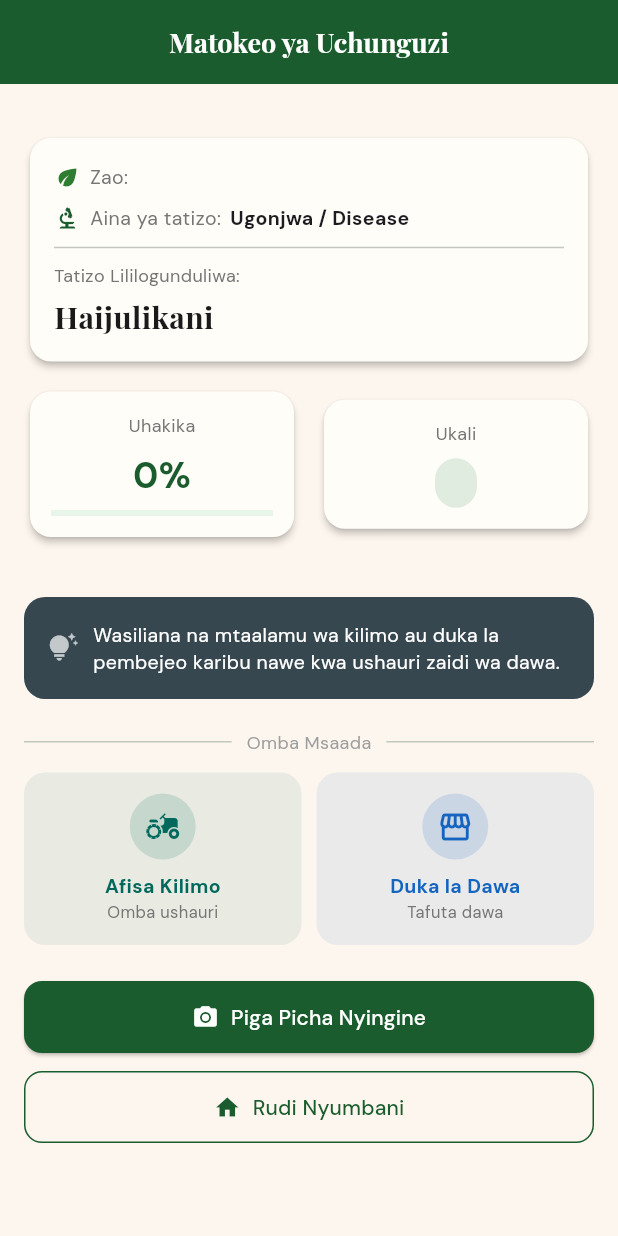
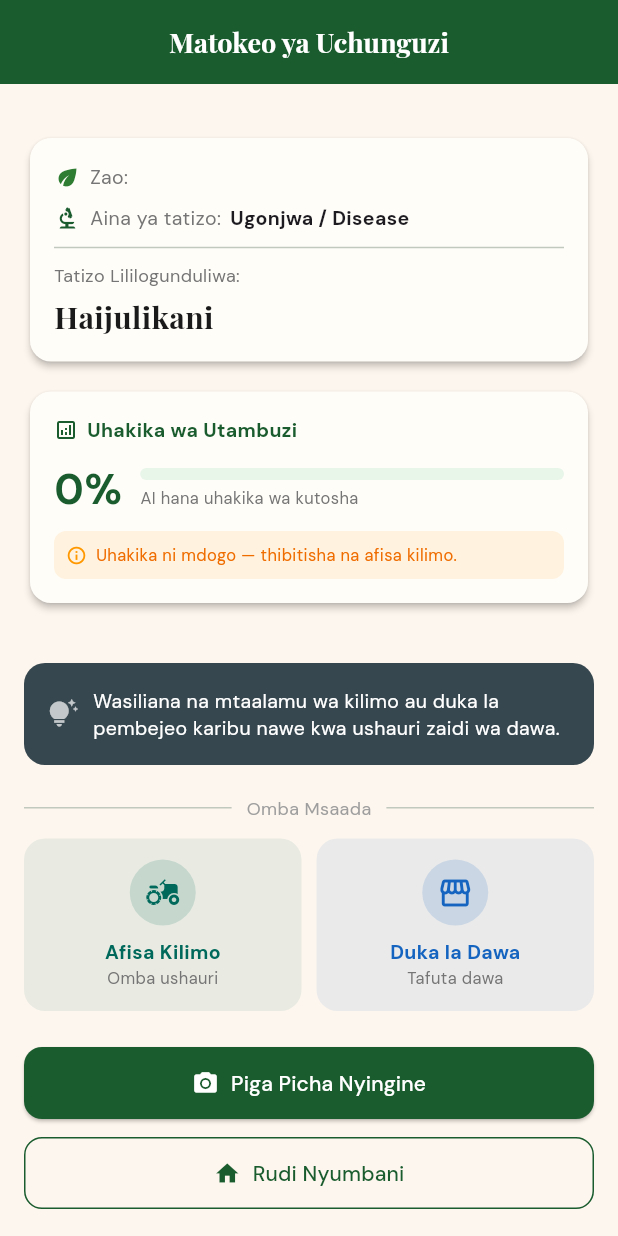
Before and after one commit to johnydeus/shamba-smart, a Flutter app: the ResultsScreen screen opened directly with empty values, on a phone screen of 412 x 824 dp. Run offline on Flutter 3.47's test engine with Material 3 defaults, Android fonts, the phone set to English and light mode, and no system bars; our stand-ins replace file_picker, fl_chart, flutter_dotenv, flutter_map, geolocator, google_fonts and 6 more; accounts and stored records are empty.

Commit message:
fix: remove misleading severity score, replace with accurate confidence label
- Severity was incorrectly derived from detection confidence (82% conf ≠ high severity)
- Replaced Uhakika+Ukali row with a single honest confidence card
- Add _confidenceLabel() describing what the percentage means in plain Swahili
- Show orange warning when confidence < 70%

Co-Authored-By: Claude Sonnet 4.6 <noreply@anthropic.com>

```diff
--- a/lib/screens/results_screen.dart
+++ b/lib/screens/results_screen.dart
@@ -27,31 +27,11 @@ class ResultsScreen extends StatefulWidget {
 class _ResultsScreenState extends State<ResultsScreen> {
   bool _treatmentExpanded = false;
 
-  Color _severityColor(String s) {
-    switch (s.toLowerCase()) {
-      case 'high':
-      case 'critical':
-        return const Color(0xFFB71C1C);
-      case 'medium':
-        return const Color(0xFFFF6F00);
-      default:
-        return const Color(0xFF2E8B57);
-    }
-  }
-
-  String _severityLabel(String s) {
-    switch (s.toLowerCase()) {
-      case 'low':
-        return 'Chini';
-      case 'medium':
-        return 'Wastani';
-      case 'high':
-        return 'Juu';
-      case 'critical':
-        return 'Hatari Sana';
-      default:
-        return s;
-    }
+  String _confidenceLabel(double conf) {
+    if (conf >= 0.90) return 'AI ina uhakika mkubwa sana';
+    if (conf >= 0.75) return 'AI ina uhakika wa kutosha';
+    if (conf >= 0.55) return 'AI ina uhakika wa wastani';
+    return 'AI hana uhakika wa kutosha';
   }
 
   String _scanTypeLabel(String? t) {
@@ -190,7 +170,6 @@ class _ResultsScreenState extends State<ResultsScreen> {
     final diseaseEn = (d['disease_name_en'] as String?) ?? '';
     final scanType = (d['scan_type'] as String?) ?? 'ugonjwa';
     final confidence = (d['confidence'] as num?)?.toDouble() ?? 0.0;
-    final severity = (d['severity'] as String?) ?? 'low';
     final cropName = (d['affected_crop'] as String?) ?? widget.cropName;
     final description = (d['description_sw'] as String?) ?? '';
     final cause = (d['cause_sw'] as String?) ?? '';
@@ -263,67 +242,81 @@ class _ResultsScreenState extends State<ResultsScreen> {
 
       const SizedBox(height: 12),
 
-      // ── 2. Confidence + Severity ────────────────────────────────────────
-      Row(children: [
-        Expanded(
-          child: Card(
+      // ── 2. Confidence card ──────────────────────────────────────────────
+      Card(
         shape: RoundedRectangleBorder(
             borderRadius: BorderRadius.circular(14)),
         child: Padding(
-              padding: const EdgeInsets.all(14),
-              child: Column(children: [
-                Text('Uhakika',
+          padding: const EdgeInsets.all(16),
+          child: Column(
+            crossAxisAlignment: CrossAxisAlignment.start,
+            children: [
+              Row(children: [
+                const Icon(Icons.analytics_outlined,
+                    color: Color(0xFF1A5C2E), size: 16),
+                const SizedBox(width: 6),
+                Text('Uhakika wa Utambuzi',
                     style: GoogleFonts.dmSans(
-                        color: Colors.grey[600], fontSize: 12)),
-                const SizedBox(height: 8),
+                        color: const Color(0xFF1A5C2E),
+                        fontWeight: FontWeight.bold,
+                        fontSize: 13)),
+              ]),
+              const SizedBox(height: 10),
+              Row(children: [
                 Text('${(confidence * 100).toStringAsFixed(0)}%',
                     style: GoogleFonts.dmSans(
-                        fontSize: 24,
+                        fontSize: 28,
                         fontWeight: FontWeight.bold,
                         color: const Color(0xFF1A5C2E))),
-                const SizedBox(height: 6),
+                const SizedBox(width: 12),
+                Expanded(
+                  child: Column(
+                    crossAxisAlignment: CrossAxisAlignment.start,
+                    children: [
                       LinearProgressIndicator(
                         value: confidence,
                         color: const Color(0xFF1A5C2E),
                         backgroundColor: const Color(0xFFE8F5E9),
+                        minHeight: 8,
+                        borderRadius: BorderRadius.circular(4),
+                      ),
+                      const SizedBox(height: 4),
+                      Text(
+                        _confidenceLabel(confidence),
+                        style: GoogleFonts.dmSans(
+                            fontSize: 11,
+                            color: Colors.grey[600]),
+                      ),
+                    ],
+                  ),
                 ),
               ]),
-            ),
-          ),
-        ),
-        const SizedBox(width: 12),
-        Expanded(
-          child: Card(
-            shape: RoundedRectangleBorder(
-                borderRadius: BorderRadius.circular(14)),
-            child: Padding(
-              padding: const EdgeInsets.all(14),
-              child: Column(children: [
-                Text('Ukali',
-                    style: GoogleFonts.dmSans(
-                        color: Colors.grey[600], fontSize: 12)),
+              if (confidence < 0.70) ...[
                 const SizedBox(height: 8),
                 Container(
-                  padding: const EdgeInsets.symmetric(
-                      horizontal: 14, vertical: 6),
+                  padding: const EdgeInsets.all(8),
                   decoration: BoxDecoration(
-                    color: _severityColor(severity)
-                        .withValues(alpha: 0.15),
-                    borderRadius: BorderRadius.circular(20),
+                    color: Colors.orange.withValues(alpha: 0.1),
+                    borderRadius: BorderRadius.circular(8),
                   ),
+                  child: Row(children: [
+                    const Icon(Icons.info_outline,
+                        color: Colors.orange, size: 14),
+                    const SizedBox(width: 6),
+                    Expanded(
                       child: Text(
-                    _severityLabel(severity),
+                        'Uhakika ni mdogo — thibitisha na afisa kilimo.',
                         style: GoogleFonts.dmSans(
-                        color: _severityColor(severity),
-                        fontWeight: FontWeight.bold,
-                        fontSize: 15),
+                            fontSize: 11, color: Colors.orange[800]),
                       ),
                     ),
                   ]),
                 ),
+              ],
+            ],
           ),
         ),
-      ]),
+      ),
 
       const SizedBox(height: 12),
 
--- a/lib/services/plant_id_service.dart
+++ b/lib/services/plant_id_service.dart
@@ -244,11 +244,10 @@ class PlantIdService {
 
   // ── Helpers ───────────────────────────────────────────────────────────────
 
-  static String _severity(double prob) {
-    if (prob >= 0.80) return 'high';
-    if (prob >= 0.55) return 'medium';
-    return 'low';
-  }
+  // Kindwise crop.health does not return a severity score per disease.
+  // We intentionally leave severity empty so ResultsScreen does not show
+  // a misleading "Ukali" value derived from detection confidence.
+  static String _severity(double prob) => '';
 
   static String _buildAction(
       String chemical, String biological, String scanType) {
```
Lines whose indentation alone changed are shown as unchanged.
